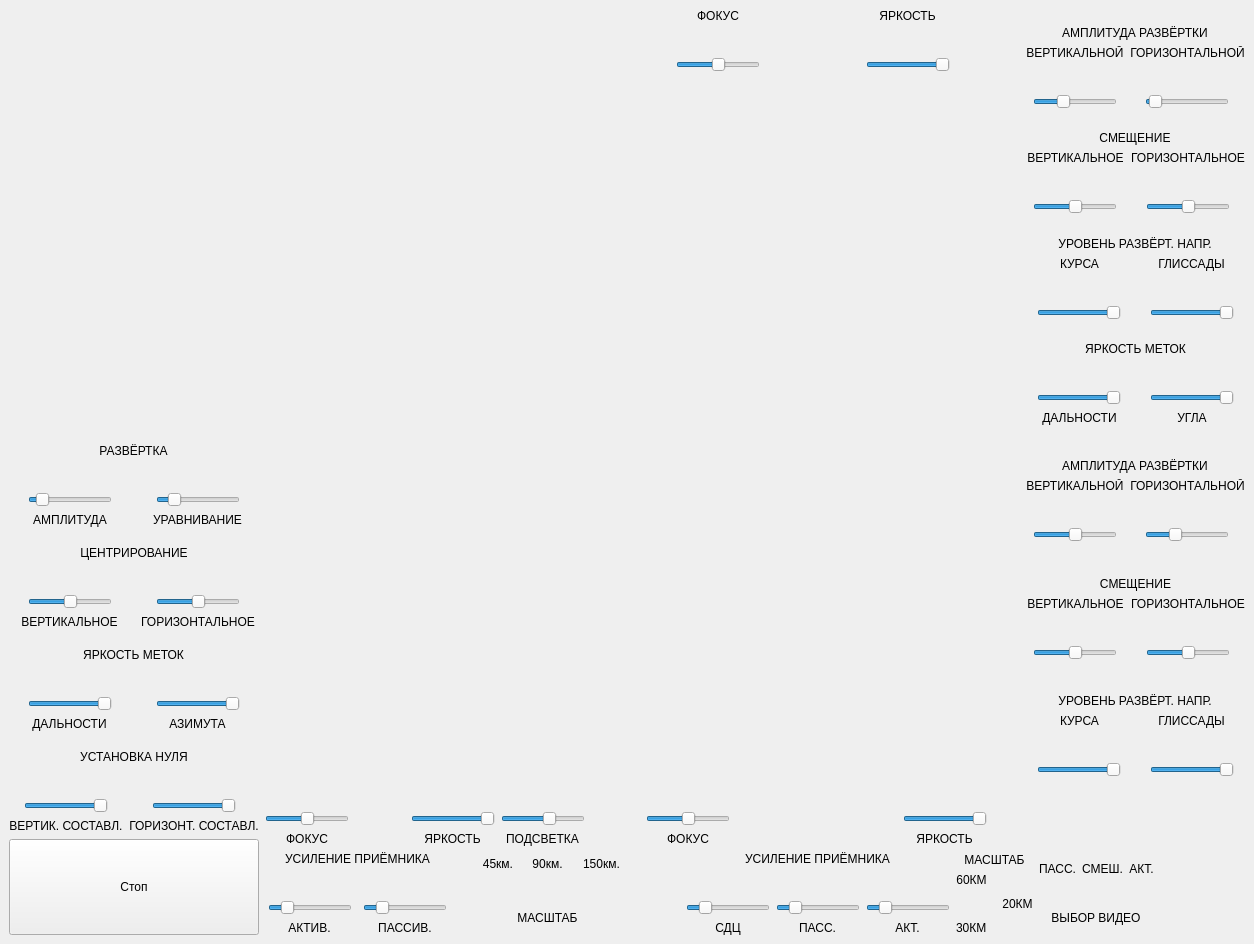
Old version of the form rspview.ui in the repository Carduelis/vk.
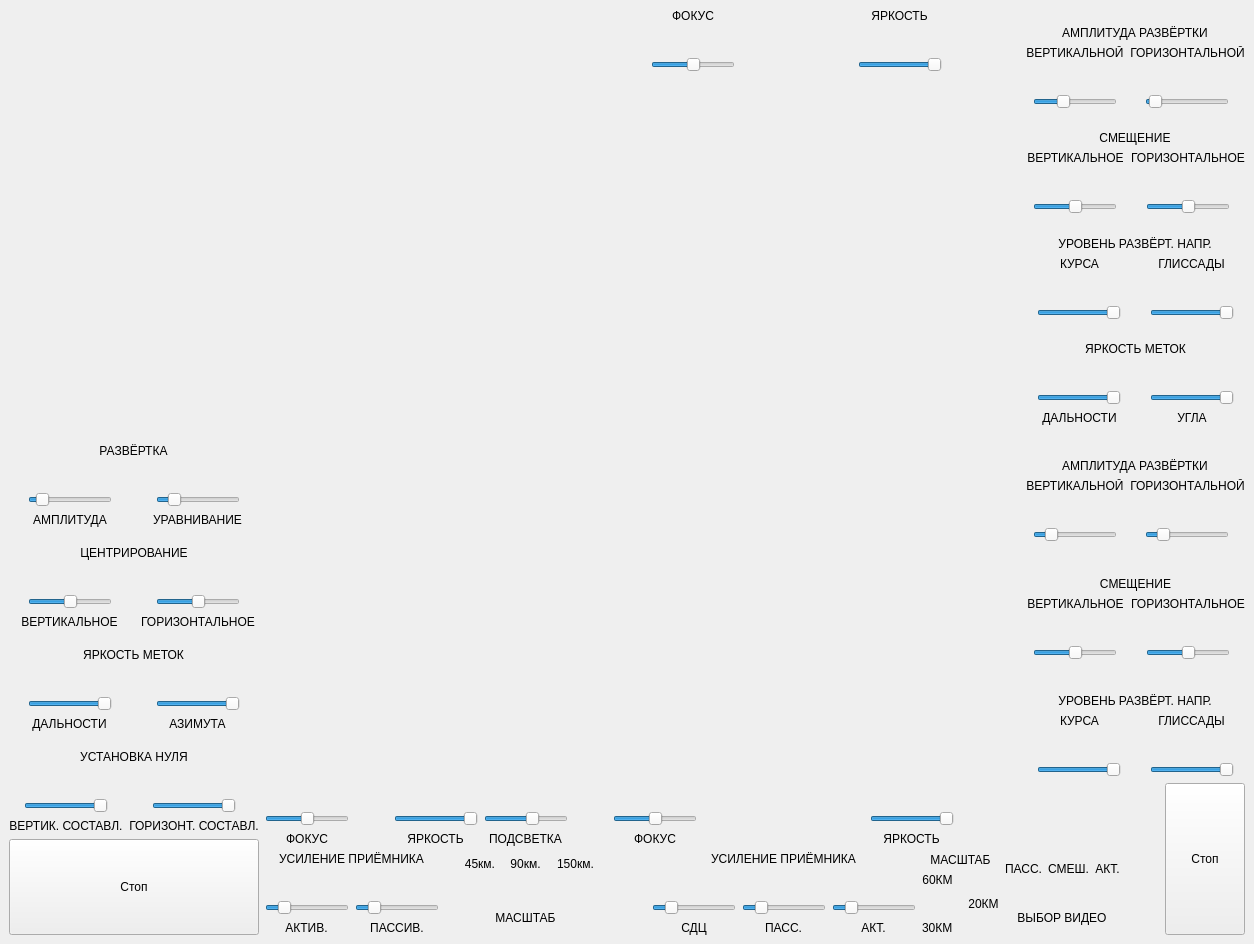
New version of the form. Icons and pictures are not drawn. Custom widgets are drawn as their Qt base class.

Diff of the .ui file:
```diff
--- a/rspview.ui
+++ b/rspview.ui
@@ -1687,13 +1687,13 @@
                <cursorShape>OpenHandCursor</cursorShape>
               </property>
               <property name="minimum">
-               <number>-300</number>
+               <number>1</number>
               </property>
               <property name="maximum">
-               <number>300</number>
+               <number>600</number>
               </property>
               <property name="value">
-               <number>0</number>
+               <number>100</number>
               </property>
               <property name="orientation">
                <enum>Qt::Horizontal</enum>
@@ -1763,13 +1763,13 @@
                <cursorShape>OpenHandCursor</cursorShape>
               </property>
               <property name="minimum">
-               <number>0</number>
+               <number>1</number>
               </property>
               <property name="maximum">
-               <number>30</number>
+               <number>600</number>
               </property>
               <property name="value">
-               <number>10</number>
+               <number>100</number>
               </property>
               <property name="orientation">
                <enum>Qt::Horizontal</enum>
@@ -3240,6 +3240,22 @@
         </property>
        </spacer>
       </item>
+      <item row="0" column="2">
+       <widget class="QPushButton" name="ChangeTopState">
+        <property name="sizePolicy">
+         <sizepolicy hsizetype="Preferred" vsizetype="Preferred">
+          <horstretch>0</horstretch>
+          <verstretch>0</verstretch>
+         </sizepolicy>
+        </property>
+        <property name="cursor">
+         <cursorShape>PointingHandCursor</cursorShape>
+        </property>
+        <property name="text">
+         <string>Стоп</string>
+        </property>
+       </widget>
+      </item>
      </layout>
     </item>
    </layout>
```
